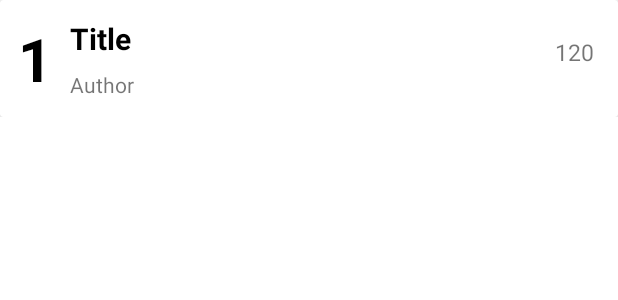
After one commit to Anas-Nabih/Note-Book-App, an Android app: the layout my_row.xml on its own in the app's theme, with its tools: preview values and no code run, on a phone screen of 412 x 824 dp. The commit adds this screen. Shown: the top 300 px of the screen. Run offline under Robolectric (Android 15) with nearby library versions, the phone set to English and light mode, and no system bars.

Commit message:
Display Data in RecyclerView

```diff
--- /dev/null
+++ b/app/src/main/res/layout/my_row.xml
@@ -0,0 +1,67 @@
+<?xml version="1.0" encoding="utf-8"?>
+<LinearLayout xmlns:android="http://schemas.android.com/apk/res/android"
+    xmlns:app="http://schemas.android.com/apk/res-auto"
+    xmlns:tools="http://schemas.android.com/tools"
+    android:layout_width="match_parent"
+    android:layout_height="wrap_content">
+
+    <androidx.cardview.widget.CardView
+        android:layout_width="match_parent"
+        android:layout_height="wrap_content"
+        tools:layout_editor_absoluteX="1dp"
+        tools:layout_editor_absoluteY="276dp" >
+
+        <androidx.constraintlayout.widget.ConstraintLayout
+            android:layout_width="match_parent"
+            android:layout_height="wrap_content"
+            android:padding="12sp">
+
+            <TextView
+                android:id="@+id/book_id_txt"
+                android:layout_width="wrap_content"
+                android:layout_height="wrap_content"
+                android:text="1"
+                android:textColor="#000"
+                android:textSize="40sp"
+                android:textStyle="bold"
+                app:layout_constraintBottom_toBottomOf="parent"
+                app:layout_constraintStart_toStartOf="parent"
+                app:layout_constraintTop_toTopOf="parent" />
+
+            <TextView
+                android:id="@+id/book_title_txt"
+                android:layout_width="wrap_content"
+                android:layout_height="wrap_content"
+                android:layout_marginStart="12dp"
+                android:layout_marginTop="4dp"
+                android:text="Title"
+                android:textColor="#000"
+                android:textSize="20sp"
+                android:textStyle="bold"
+                app:layout_constraintStart_toEndOf="@+id/book_id_txt"
+                app:layout_constraintTop_toTopOf="book_id_txt" />
+
+            <TextView
+                android:id="@+id/book_author"
+                android:layout_width="wrap_content"
+                android:layout_height="wrap_content"
+                android:layout_marginStart="12dp"
+                android:layout_marginTop="4dp"
+                android:text="Author"
+                app:layout_constraintBottom_toBottomOf="parent"
+                app:layout_constraintStart_toEndOf="@+id/book_id_txt"
+                app:layout_constraintTop_toBottomOf="@+id/book_author_txt" />
+
+            <TextView
+                android:id="@+id/book_pages_txt"
+                android:layout_width="wrap_content"
+                android:layout_height="wrap_content"
+                android:layout_marginTop="12dp"
+                android:layout_marginEnd="4dp"
+                android:text="120"
+                android:textSize="15sp"
+                app:layout_constraintEnd_toEndOf="parent"
+                app:layout_constraintTop_toTopOf="parent" />
+        </androidx.constraintlayout.widget.ConstraintLayout>
+    </androidx.cardview.widget.CardView>
+</LinearLayout>
```
Also changed, not shown: app/src/main/java/com/example/note_book_app/CustomAdaptor.java (added, +66 -0 lines), app/src/main/java/com/example/note_book_app/DatabaseHelper.java (+14 -0 lines), app/src/main/java/com/example/note_book_app/MainActivity.java (+35 -5 lines).
